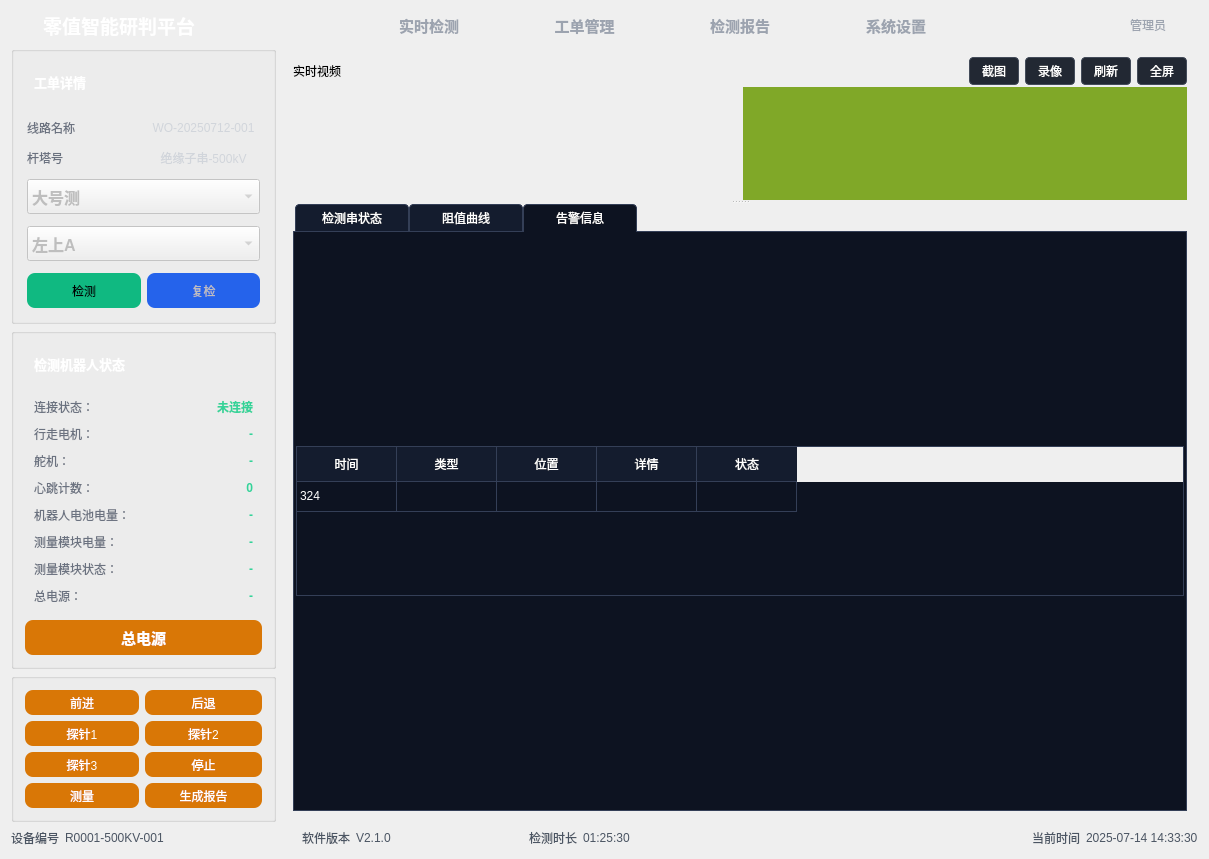
yangreest/Zero-value-Insulator-Robot-V2, file Insulator_Zero_Value_Detection_Robot/UI/Insulator_Zero_Value_Detection_Robot.ui: the form before one commit.
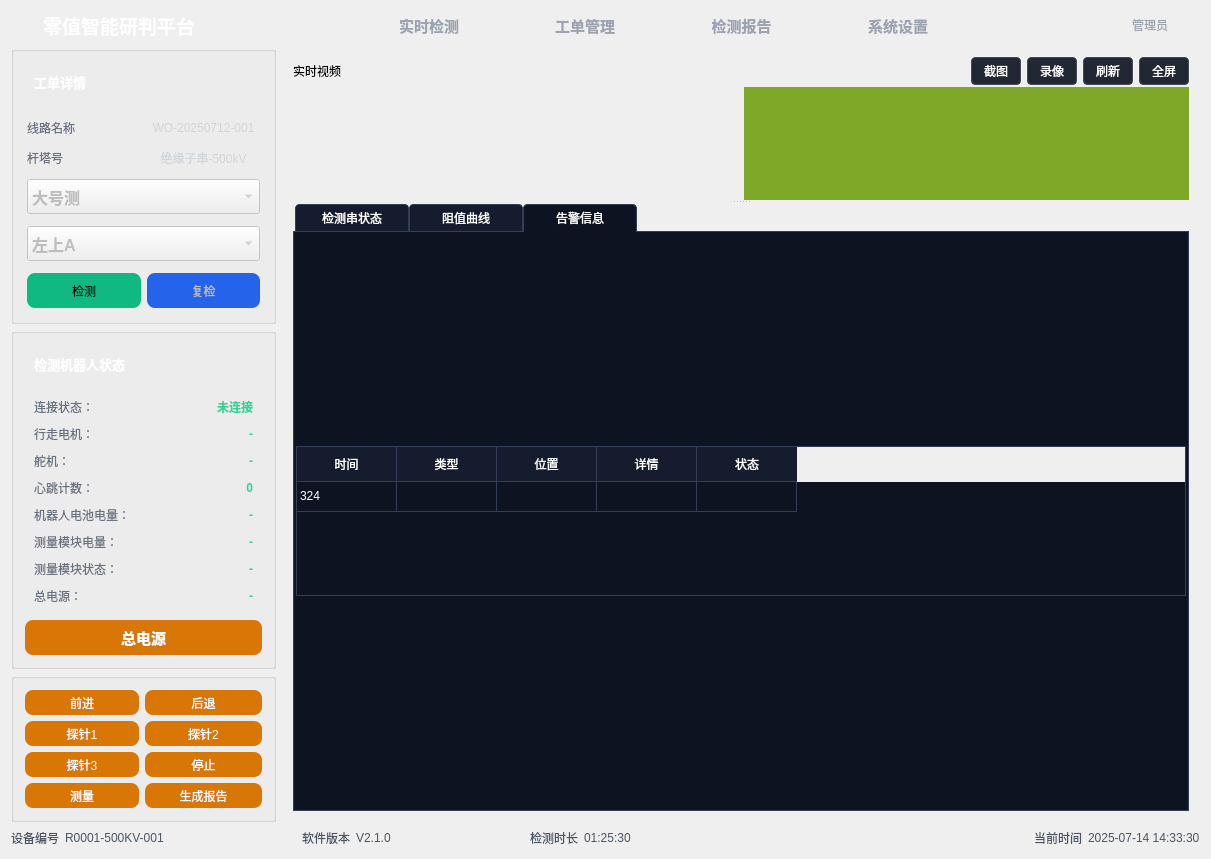
The form after the commit. The open tabs and pages were chosen to show the change. Icons and pictures are not drawn.

Commit message:
feat(ui): 添加告警弹窗功能并优化界面布局
- 实现顶部告警弹窗功能，支持不同等级颜色显示
- 添加告警等级枚举定义（提示/警告/严重）
- 实现告警类型到等级的映射逻辑
- 创建弹窗样式表和定时隐藏机制
- 优化界面组件布局和按钮组配置
- 修复工单表格初始化索引问题

The edit to the form file:
```diff
--- a/Insulator_Zero_Value_Detection_Robot/UI/Insulator_Zero_Value_Detection_Robot.ui
+++ b/Insulator_Zero_Value_Detection_Robot/UI/Insulator_Zero_Value_Detection_Robot.ui
@@ -6,7 +6,7 @@
    <rect>
     <x>0</x>
     <y>0</y>
-    <width>1209</width>
+    <width>1211</width>
     <height>836</height>
    </rect>
   </property>
```
Left out of the diff: 6 changed lines with no effect on the pictures. The commit also changes 2 other files.
